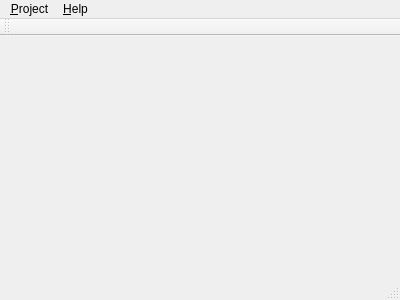
This is mainwindow.ui in hoolheart/ZtSensTolr as Qt 5 draws it before an edit. The edited form follows.
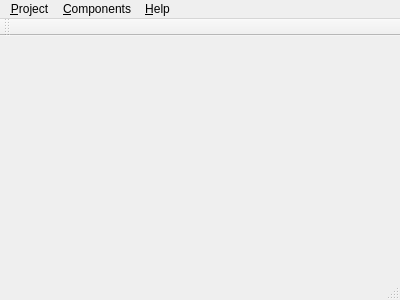
This is the edited form.

Commit message: component dialog

```diff
--- a/mainwindow.ui
+++ b/mainwindow.ui
@@ -45,7 +45,17 @@
     </property>
     <addaction name="action_About"/>
    </widget>
+   <widget class="QMenu" name="menu_Components">
+    <property name="title">
+     <string>&amp;Components</string>
+    </property>
+    <addaction name="action_Add"/>
+    <addaction name="action_Show"/>
+    <addaction name="separator"/>
+    <addaction name="action_Delete"/>
+   </widget>
    <addaction name="menuProject"/>
+   <addaction name="menu_Components"/>
    <addaction name="menu_Help"/>
   </widget>
   <widget class="QToolBar" name="mainToolBar">
```
Left out of the diff: 15 changed lines with no effect on the pictures. The commit also changes 2 other files.
